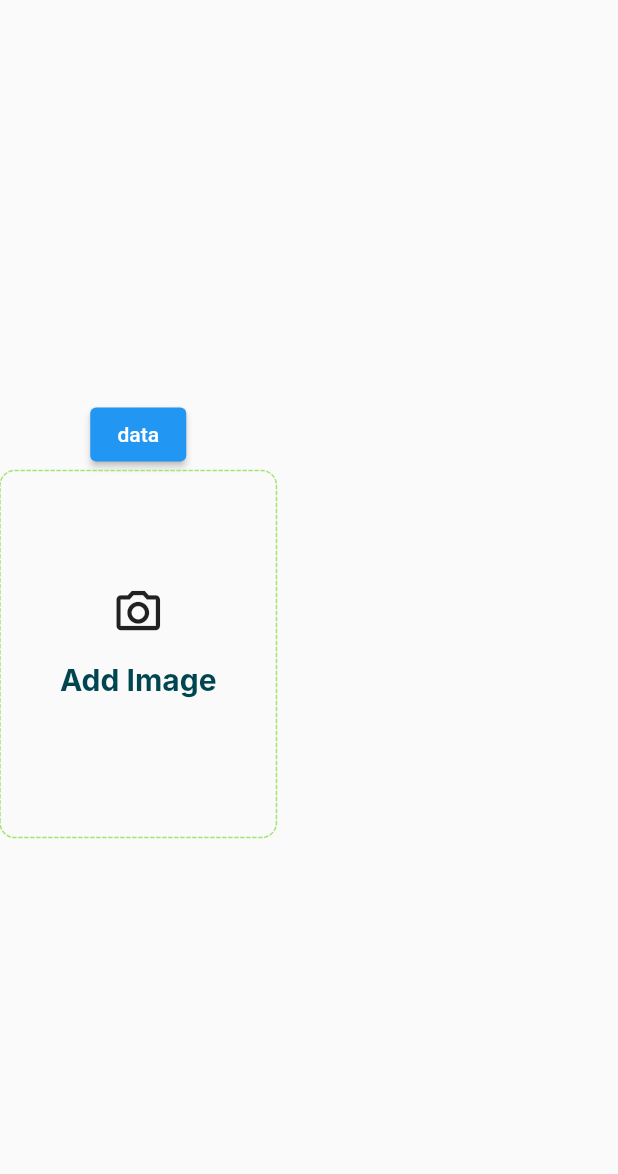
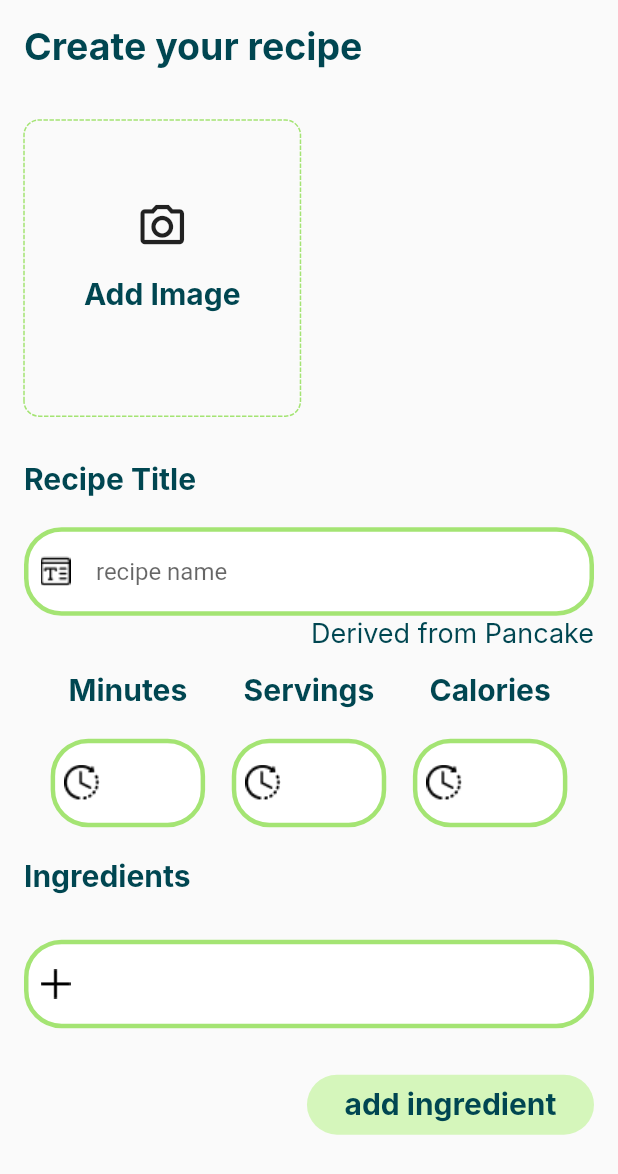
Before and after one commit to Muhammad-Alaqeel/Forked, a Flutter app: the screen it shows after launch, on a phone screen of 412 x 824 dp. Shown: the top 1174 px of the screen. Run offline on Flutter 3.47's test engine with Material 2 defaults, Android fonts, the phone set to English and light mode, and no system bars; drawn by our look-alikes of dotted_border; our stand-ins replace get; Roboto replaces fonts that are missing (Inter).

Commit message:
creation of recipe and forked recipe create pages with controllers

```diff
--- a/forked/lib/Components/Camera.dart
+++ b/forked/lib/Components/Camera.dart
@@ -9,11 +9,11 @@ import 'package:get/get.dart';
 class myCamera extends StatelessWidget {
   double? height;
   Function()? funct;
-   myCamera({super.key, this.height, this.funct}){
-     if(height==null){
-       height=Get.height*(249/852);
-     }
-   }
+  myCamera({super.key, this.height, this.funct}) {
+    if (height == null) {
+      height = Get.height * (200 / 852);
+    }
+  }
 
   @override
   Widget build(BuildContext context) {
@@ -27,12 +27,21 @@ class myCamera extends StatelessWidget {
           decoration: BoxDecoration(
             borderRadius: BorderRadius.circular(10),
           ),
-          padding: EdgeInsets.only(bottom: Get.width*(172/393)/8),
-          width: Get.width*(172/393),
-          height:height,
-
-          child: Center(child: backgroundIcon(text: Text("Add Image",style: h2,),height:50 , centeredIcon: Icon(Icons.camera_alt_outlined,size: 35,),)),
-
+          padding: EdgeInsets.only(bottom: Get.width * (172 / 393) / 8),
+          width: Get.width * (172 / 393),
+          height: height,
+          child: Center(
+              child: backgroundIcon(
+            text: Text(
+              "Add Image",
+              style: h2,
+            ),
+            height: 50,
+            centeredIcon: Icon(
+              Icons.camera_alt_outlined,
+              size: 35,
+            ),
+          )),
         ),
       ),
     );
--- a/forked/lib/Components/CustomButton.dart
+++ b/forked/lib/Components/CustomButton.dart
@@ -11,8 +11,9 @@ class myButton extends StatelessWidget {
   @override
   Widget build(BuildContext context) {
     return Container(
-      padding:EdgeInsets.only(left: 35,right: 35,top: 8,bottom: 5),
-      child: Text(text, style: h2,),
+      // alignment: Alignment.center,
+      padding:EdgeInsets.only(left: 25,right: 25,top: 8,bottom: 8),
+      child: Center(child: Text(text, style: h2,)),
 
       decoration: BoxDecoration(
         color: backGroundColor,
--- a/forked/lib/Components/TextFieldCom.dart
+++ b/forked/lib/Components/TextFieldCom.dart
@@ -7,7 +7,7 @@ class TextFieldCom extends StatelessWidget {
   TextFieldCom(
       {super.key,
       this.hint_Text,
-      this.borderColor,
+     required this.borderColor,
       this.Controller,
       this.hintSize,
       required this.IconImage});
--- a/forked/lib/Components/bsckGroundIcon.dart
+++ b/forked/lib/Components/bsckGroundIcon.dart
@@ -1,12 +1,13 @@
 import 'package:flutter/material.dart';
 class backgroundIcon extends StatelessWidget {
-Text? text;
+Widget? text;
 double height;
 Color? backgroundColor;
 Widget? centeredIcon;
 bool? circular;
 double? border;
 double? padding;
+
    backgroundIcon({super.key,this.circular, this.backgroundColor,this.centeredIcon,required this.height,this.text}){
      if(this.circular==true){
        this.border=200;
--- a/forked/lib/Constants/styles.dart
+++ b/forked/lib/Constants/styles.dart
@@ -1,6 +1,8 @@
 
 
 import 'package:flutter/material.dart';
+Color BrightGreen=Color(0xffD5F6BB);
+
 Color lightGreen=Color(0xffA4E473);
 Color darkGreen=Color(0xff004651);
 Color grey = Colors.grey;
--- /dev/null
+++ b/forked/lib/Controllers/createRecipeController.dart
@@ -0,0 +1,35 @@
+import 'package:flutter/material.dart';
+import 'package:get/get.dart';
+
+import '../Components/TextFieldCom.dart';
+import '../Constants/styles.dart';
+
+class createRecipeController extends GetxController{
+
+  List<TextEditingController> ingredientsTextEdittingControler=[TextEditingController()];
+  late List<Widget> ingredientsTextFielsAndX;
+
+
+@override
+  void onInit() {
+    // TODO: implement onInit
+    super.onInit();
+   ingredientsTextFielsAndX=[Padding(
+     padding: const EdgeInsets.only(top: 10, bottom: 10),
+     child: TextFieldCom(borderColor: lightGreen, IconImage: "images/add.png", Controller: ingredientsTextEdittingControler[0],),
+   )];
+
+  }
+
+addIngredient(){
+
+
+ingredientsTextEdittingControler.add(TextEditingController());
+ingredientsTextFielsAndX.add(Padding(
+     padding: const EdgeInsets.only(top: 10, bottom: 10),
+  child:   TextFieldCom(borderColor: lightGreen, IconImage: "images/add.png", Controller: ingredientsTextEdittingControler.last,),
+));
+
+update();
+}
+}
--- /dev/null
+++ b/forked/lib/Views/CreateRecipe.dart
@@ -0,0 +1,165 @@
+import 'package:flutter/material.dart';
+import 'package:forked/Components/Camera.dart';
+import 'package:forked/Components/CustomButton.dart';
+import 'package:forked/Components/TextFieldCom.dart';
+import 'package:forked/Constants/styles.dart';
+import 'package:get/get.dart';
+
+import '../Controllers/createRecipeController.dart';
+
+// this page should take a list of CameraXstep and another list of ingerdietStEXTfIELD, in case the
+//user forked a recipe, we will display them before the getBuilder because they are fixed, unless the user deleted one of them,
+
+
+class createRecipe extends StatelessWidget {
+   createRecipe({super.key});
+createRecipeController myRecipeController=Get.put(createRecipeController());
+  @override
+  Widget build(BuildContext context) {
+    return Scaffold(
+      body: Padding(
+        padding: const EdgeInsets.all(16.0),
+        child: ListView(
+          children: [
+            Text(
+              "Create your recipe ",
+              style: h1,
+            ),
+            SizedBox(
+              height: 34,
+            ),
+            Column(
+              crossAxisAlignment: CrossAxisAlignment.start,
+              mainAxisSize: MainAxisSize.min,
+              children: [
+                myCamera(),
+              ],
+            ),
+            SizedBox(
+              height: 30,
+            ),
+            Text(
+              "Recipe Title",
+              style: h2,
+            ),
+            SizedBox(
+              height: 20,
+            ),
+            TextFieldCom(
+              IconImage: "images/receipeTitel.png",
+              borderColor: lightGreen,
+              hint_Text: "recipe name",
+            ),
+            true == true
+                ? Row(
+                    mainAxisAlignment: MainAxisAlignment.end,
+                    children: [
+                      Text(
+                        "Derived from Pancake",
+                        style: h3,
+                      )
+                    ],
+                  )
+                : SizedBox(
+                    height: 15,
+                  ),
+            SizedBox(
+              height: 15,
+            ),
+            Row(
+              mainAxisAlignment: MainAxisAlignment.spaceEvenly,
+              children: [
+                Column(
+                  children: [
+                    Text(
+                      "Minutes",
+                      style: h2,
+                    ),
+                    SizedBox(
+                      height: 20,
+                    ),
+                    ConstrainedBox(
+                      constraints: BoxConstraints(
+                          maxWidth: Get.width * .25, maxHeight: 70),
+                      child: TextFieldCom(
+                        borderColor: lightGreen,
+                        IconImage: 'images/time.png',
+                      ),
+                    )
+                  ],
+                ),
+                Column(
+                  children: [
+                    Text(
+                      "Servings",
+                      style: h2,
+                    ),
+                    SizedBox(
+                      height: 20,
+                    ),
+                    ConstrainedBox(
+                      constraints: BoxConstraints(
+                          maxWidth: Get.width * .25, maxHeight: 70),
+                      child: TextFieldCom(
+                        borderColor: lightGreen,
+                        IconImage: 'images/time.png',
+                      ),
+                    )
+                  ],
+                ),
+                Column(
+                  children: [
+                    Text(
+                      "Calories",
+                      style: h2,
+                    ),
+                    SizedBox(
+                      height: 20,
+                    ),
+                    ConstrainedBox(
+                      constraints: BoxConstraints(
+                          maxWidth: Get.width * .25, maxHeight: 70),
+                      child: TextFieldCom(
+                        borderColor: lightGreen,
+                        IconImage: 'images/time.png',
+                      ),
+                    )
+                  ],
+                ),
+              ],
+            ),
+            SizedBox(
+              height: 20,
+            ),
+            Text(
+              "Ingredients",
+              style: h2,
+            ),
+            SizedBox(
+              height: 20,
+            ),
+            // TextFieldCom(borderColor: lightGreen, IconImage: "images/add.png"),
+            GetBuilder<createRecipeController>(builder: (w){
+              return    Column(
+                children: myRecipeController.ingredientsTextFielsAndX,
+              );
+            }),
+
+             SizedBox(
+              height: 20,
+            ),
+            Row(mainAxisAlignment: MainAxisAlignment.end,
+              children: [
+                InkWell(
+                  onTap: (){
+                    myRecipeController.addIngredient();
+                  },
+                  child: myButton(text: "add ingredient", backGroundColor: BrightGreen, )),
+              ],
+            ),
+          ],
+        ),
+      ),
+    );
+  }
+}
--- a/forked/lib/main.dart
+++ b/forked/lib/main.dart
@@ -1,4 +1,5 @@
 import 'package:flutter/material.dart';
+import 'package:forked/Views/CreateRecipe.dart';
 import 'package:forked/Views/testing.dart';
 import 'package:get/get.dart';
 import 'package:forked/Routes/Router.dart';
@@ -16,7 +17,7 @@ class MyApp extends StatelessWidget {
     return GetMaterialApp(
       // initialRoute: NamedRoute.StratingPage,
       // getPages: appRoutes,
- home: testing(),
+ home: createRecipe(),
     );
   }
 }
```
Also changed, not shown: forked/images/add.png (added), forked/images/cal.png (added), forked/images/receipeTitel.png (added), forked/images/serving.png (added), forked/images/time.png (added).
